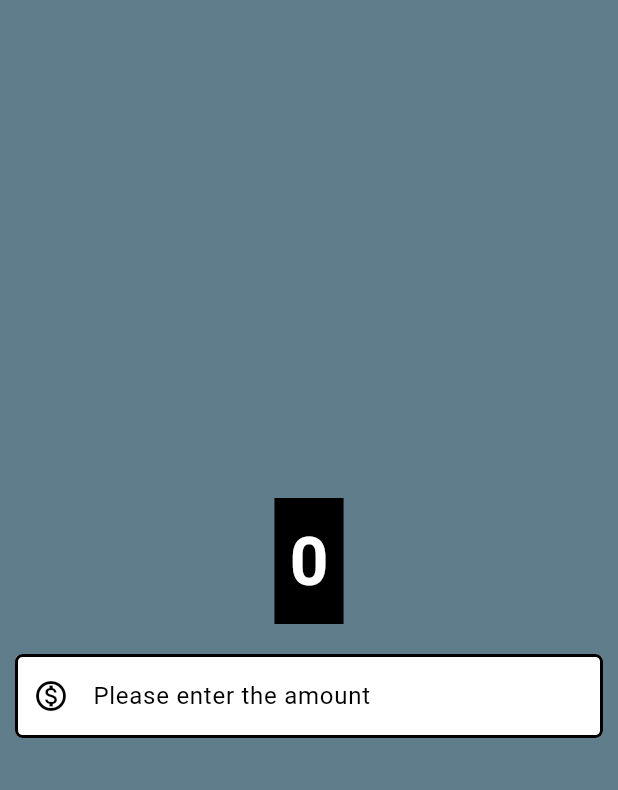
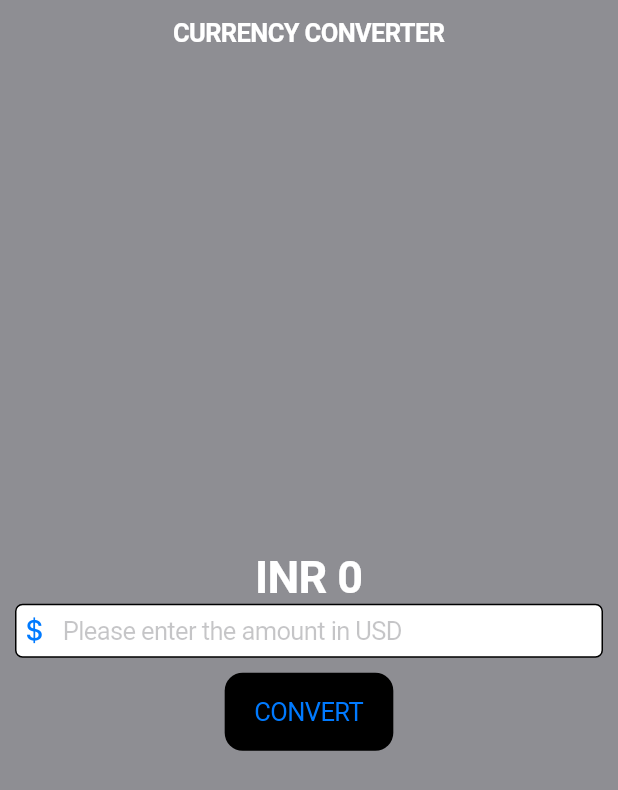
Before and after one commit to BarathJogi/flutter, a Flutter app: the screen it shows after launch, on a phone screen of 412 x 824 dp. Shown: the top 790 px of the screen. Run offline on Flutter 3.47's test engine with Material 3 defaults, Android fonts, the phone set to English and light mode, and no system bars.

Commit message:
cupertino_page

```diff
--- /dev/null
+++ b/lib/currency_converter_cupertino_page.dart
@@ -0,0 +1,76 @@
+import 'package:flutter/cupertino.dart';
+
+class CurrencyConverterCupertinoPage extends StatefulWidget {
+  const CurrencyConverterCupertinoPage({super.key});
+
+  @override
+  State<CurrencyConverterCupertinoPage> createState() =>
+      _CurrencyConverterCupertinoPageState();
+}
+
+class _CurrencyConverterCupertinoPageState
+    extends State<CurrencyConverterCupertinoPage> {
+  double result = 0;
+  final TextEditingController textEditingController = TextEditingController();
+
+  void convert() {
+    result = double.parse(textEditingController.text) * 81;
+    setState(() {});
+  }
+
+  @override
+  Widget build(BuildContext context) {
+    return CupertinoPageScaffold(
+      backgroundColor: CupertinoColors.systemGrey,
+      navigationBar: const CupertinoNavigationBar(
+        backgroundColor: CupertinoColors.systemGrey,
+        middle: Text(
+          'CURRENCY CONVERTER',
+          style: TextStyle(
+            color: CupertinoColors.white,
+          ),
+        ),
+      ),
+      child: Center(
+        child: Padding(
+          padding: const EdgeInsets.all(10),
+          child: Column(
+            mainAxisAlignment: MainAxisAlignment.center,
+            children: [
+              Text(
+                'INR ${result != 0 ? result.toStringAsFixed(2) : result.toStringAsFixed(0)}',
+                style: const TextStyle(
+                  fontSize: 30,
+                  fontWeight: FontWeight.bold,
+                  color: Color.fromARGB(255, 255, 255, 255),
+                ),
+              ),
+              CupertinoTextField(
+                controller: textEditingController,
+                style: const TextStyle(
+                  color: CupertinoColors.black,
+                ),
+                decoration: BoxDecoration(
+                  color: CupertinoColors.white,
+                  border: Border.all(),
+                  borderRadius: BorderRadius.circular(5),
+                ),
+                placeholder: 'Please enter the amount in USD',
+                prefix: const Icon(CupertinoIcons.money_dollar),
+                keyboardType: const TextInputType.numberWithOptions(
+                  decimal: true,
+                ),
+              ),
+              const SizedBox(height: 10),
+              CupertinoButton(
+                onPressed: convert,
+                color: CupertinoColors.black,
+                child: const Text("CONVERT"),
+              ),
+            ],
+          ),
+        ),
+      ),
+    );
+  }
+}
--- a/lib/currency_coverter_material_page.dart
+++ b/lib/currency_coverter_material_page.dart
@@ -2,8 +2,23 @@
 
 import 'package:flutter/material.dart';
 
-class CurrencyConverterMaterialPage extends StatelessWidget {
+class CurrencyConverterMaterialPage extends StatefulWidget {
   const CurrencyConverterMaterialPage({super.key});
+
+  @override
+  State<CurrencyConverterMaterialPage> createState() =>
+      _CurrencyConverterMaterialPageState();
+}
+
+class _CurrencyConverterMaterialPageState
+    extends State<CurrencyConverterMaterialPage> {
+  double result = 0;
+  final TextEditingController textEditingController = TextEditingController();
+
+  void convert() {
+    result = double.parse(textEditingController.text) * 81;
+    setState(() {});
+  }
 
   @override
   Widget build(BuildContext context) {
@@ -16,31 +31,38 @@
     );
     return Scaffold(
       backgroundColor: Colors.blueGrey,
+      appBar: AppBar(
+        backgroundColor: Colors.blueGrey,
+        elevation: 0,
+        title: const Text(
+          'CURRENCY CONVERTER',
+          style: TextStyle(
+            color: Colors.white,
+          ),
+        ),
+        centerTitle: true,
+      ),
       body: Center(
-        child: Column(
-          mainAxisAlignment: MainAxisAlignment.center,
-          children: [
-            Container(
-              padding: const EdgeInsets.all(10),
-              margin: const EdgeInsets.all(10),
-              color: Colors.black,
-              child: const Text(
-                '0',
+        child: Padding(
+          padding: const EdgeInsets.all(10),
+          child: Column(
+            mainAxisAlignment: MainAxisAlignment.center,
+            children: [
+              Text(
+                'INR ${result != 0 ? result.toStringAsFixed(2) : result.toStringAsFixed(0)}',
                 style: const TextStyle(
-                  fontSize: 45,
+                  fontSize: 30,
                   fontWeight: FontWeight.bold,
                   color: Color.fromARGB(255, 255, 255, 255),
                 ),
               ),
-            ),
-            Container(
-              padding: const EdgeInsets.all(10),
-              child: TextField(
+              TextField(
+                controller: textEditingController,
                 style: const TextStyle(
                   color: Colors.black,
                 ),
                 decoration: InputDecoration(
-                  hintText: 'Please enter the amount',
+                  hintText: 'Please enter the amount in USD',
                   hintStyle: const TextStyle(
                     color: Colors.black,
                   ),
@@ -57,8 +79,21 @@
                   decimal: true,
                 ),
               ),
-            ),
-          ],
+              const SizedBox(height: 10),
+              ElevatedButton(
+                onPressed: convert,
+                style: TextButton.styleFrom(
+                  backgroundColor: Colors.black,
+                  foregroundColor: Colors.white,
+                  minimumSize: const Size(double.infinity, 50),
+                  shape: RoundedRectangleBorder(
+                    borderRadius: BorderRadius.circular(10),
+                  ),
+                ),
+                child: const Text("CONVERT"),
+              ),
+            ],
+          ),
         ),
       ),
     );
--- a/lib/main.dart
+++ b/lib/main.dart
@@ -1,8 +1,10 @@
+import 'package:currency__converter/currency_converter_cupertino_page.dart';
 import 'package:currency__converter/currency_coverter_material_page.dart';
+import 'package:flutter/cupertino.dart';
 import 'package:flutter/material.dart';
 
 void main() {
-  runApp(const MyApp());
+  runApp(const MyCupertinoApp());
 }
 
 class MyApp extends StatelessWidget {
@@ -15,3 +17,14 @@
     );
   }
 }
+
+class MyCupertinoApp extends StatelessWidget {
+  const MyCupertinoApp({super.key});
+
+  @override
+  Widget build(BuildContext context) {
+    return const CupertinoApp(
+      home: CurrencyConverterCupertinoPage(),
+    );
+  }
+}
```
